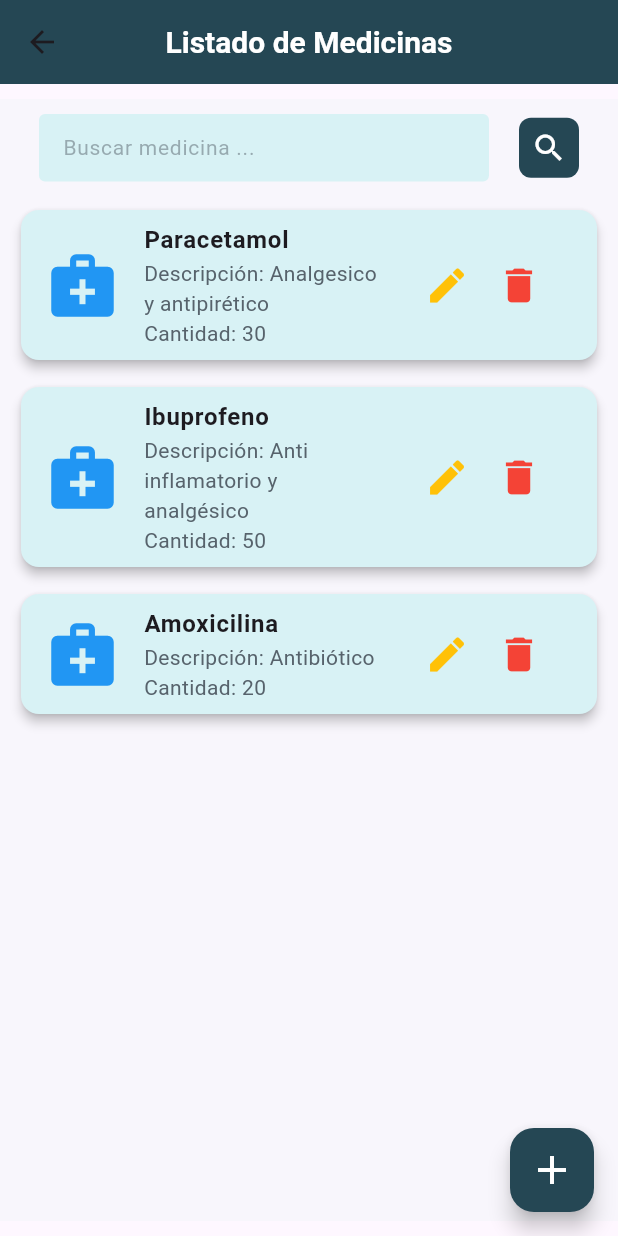
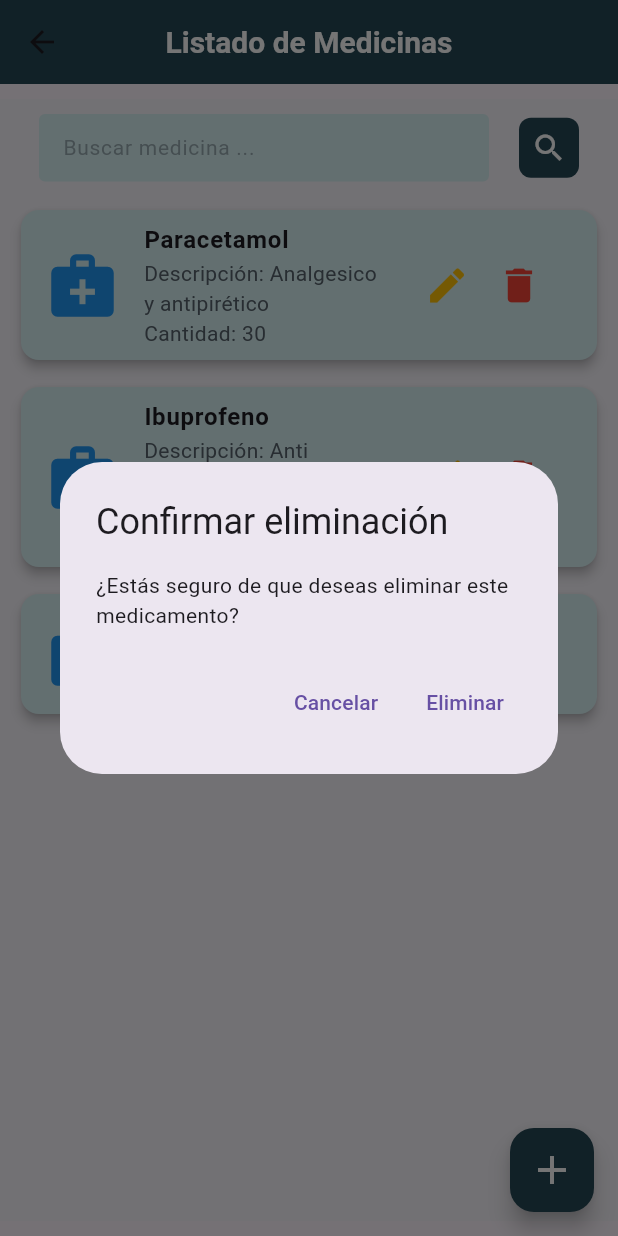
Before and after one commit to NoemiQuintanilla/proyecto_hospital, a Flutter app: the MedicineList screen opened by its route, after a tap on the "delete" icon, on a phone screen of 412 x 824 dp. Run offline on Flutter 3.47's test engine with Material 3 defaults, Android fonts, the phone set to English and light mode, and no system bars.

```diff
--- a/lib/vistaCategorias.dart
+++ b/lib/vistaCategorias.dart
@@ -167,8 +167,7 @@ class VistaCategorias extends StatelessWidget {
           mainAxisSize: MainAxisSize.min, // Ajusta el ancho al contenido
           children: [
             IconButton(
-              icon: const Icon(Icons.edit,
-                  color: Color.fromARGB(255, 251, 255, 35)),
+              icon: const Icon(Icons.edit, color: Colors.amber, size: 30),
               onPressed: () {
                 // Acción de editar
                 Navigator.pushNamed(context,
--- a/lib/vistaMedicinas.dart
+++ b/lib/vistaMedicinas.dart
@@ -49,6 +49,13 @@ class _MedicineListState extends State<MedicineList> {
   void _agregarMedicamento(Map<String, dynamic> nuevoMedicamento) {
     setState(() {
       _medicines.add(nuevoMedicamento);
+    });
+  }
+
+  // Función para eliminar un medicamento
+  void _eliminarMedicamento(int index) {
+    setState(() {
+      _medicines.removeAt(index);
     });
   }
 
@@ -192,7 +199,36 @@ class _MedicineListState extends State<MedicineList> {
                                           icon: Icon(Icons.delete,
                                               color: Colors.red, size: 30),
                                           onPressed: () {
-                                            // Acción para eliminar
+                                            // Confirmación antes de eliminar
+                                            showDialog(
+                                              context: context,
+                                              builder: (BuildContext context) {
+                                                return AlertDialog(
+                                                  title: Text(
+                                                      'Confirmar eliminación'),
+                                                  content: Text(
+                                                      '¿Estás seguro de que deseas eliminar este medicamento?'),
+                                                  actions: [
+                                                    TextButton(
+                                                      child: Text('Cancelar'),
+                                                      onPressed: () {
+                                                        Navigator.of(context)
+                                                            .pop();
+                                                      },
+                                                    ),
+                                                    TextButton(
+                                                      child: Text('Eliminar'),
+                                                      onPressed: () {
+                                                        _eliminarMedicamento(
+                                                            index);
+                                                        Navigator.of(context)
+                                                            .pop();
+                                                      },
+                                                    ),
+                                                  ],
+                                                );
+                                              },
+                                            );
                                           },
                                         ),
                                       ],
```
